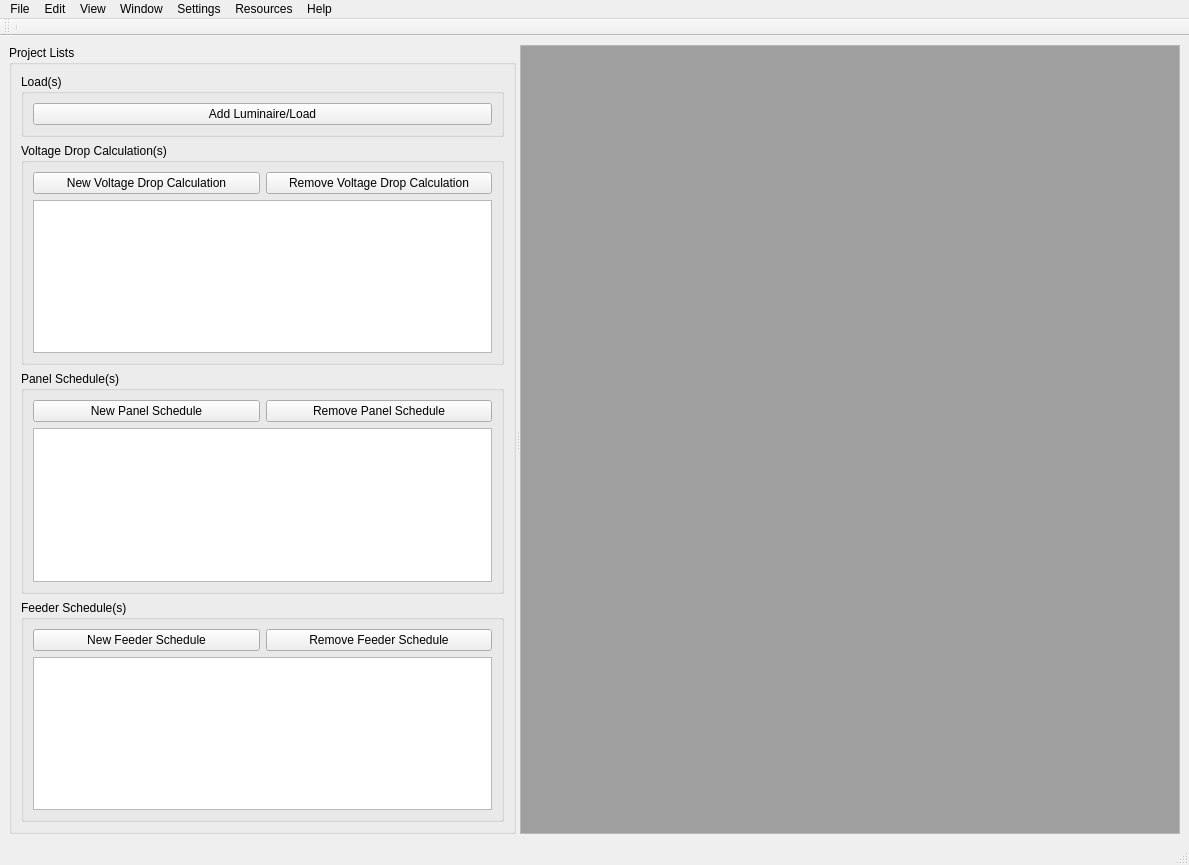
First picture: the form in Main_GUI.ui, repository simplesports/WorkHelper, before the edit.
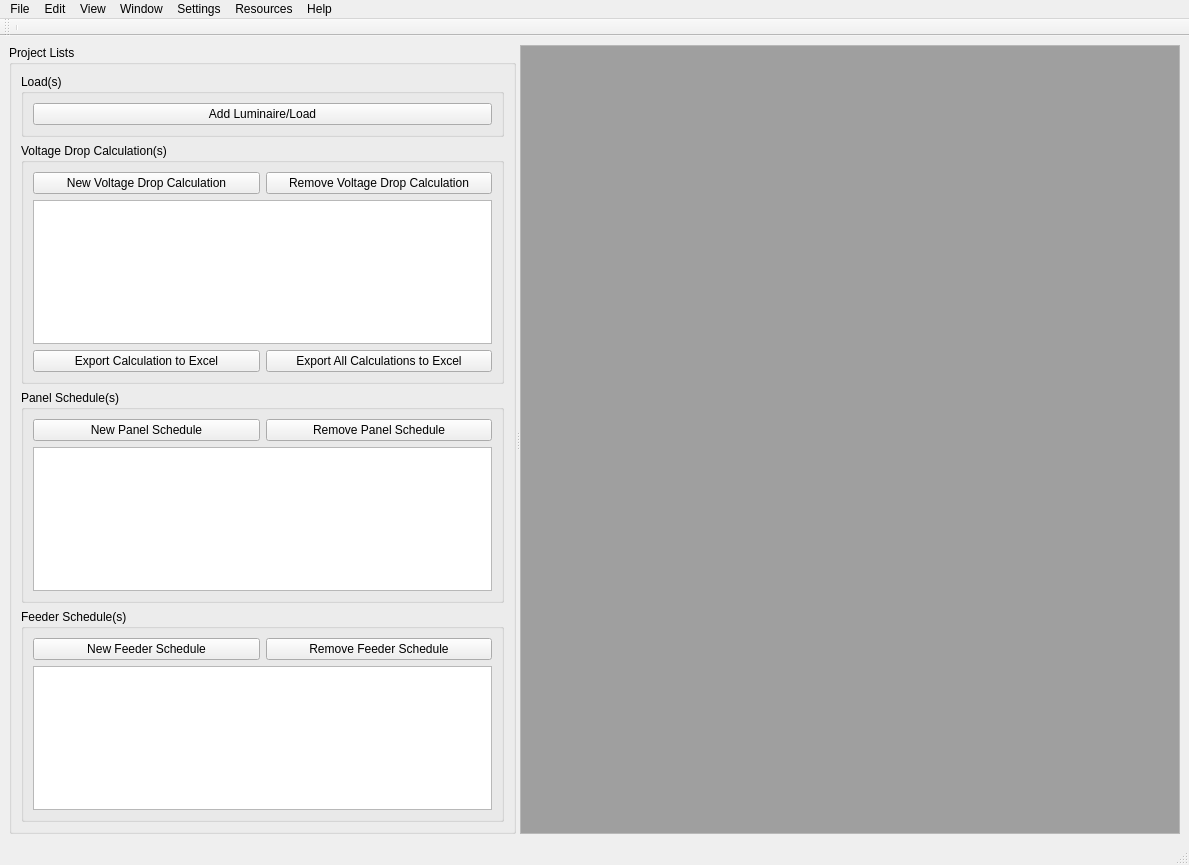
Second picture: the form after the edit.

The edit to the form file:
```diff
--- a/Main_GUI.ui
+++ b/Main_GUI.ui
@@ -81,6 +81,24 @@
            <item>
             <widget class="QListWidget" name="listBox_Voltage_Drop"/>
            </item>
+           <item>
+            <layout class="QHBoxLayout" name="horizontalLayout_2">
+             <item>
+              <widget class="QPushButton" name="Button_Export_Voltage_Calc">
+               <property name="text">
+                <string>Export Calculation to Excel</string>
+               </property>
+              </widget>
+             </item>
+             <item>
+              <widget class="QPushButton" name="Button_Export_All_Voltage_Calc">
+               <property name="text">
+                <string>Export All Calculations to Excel</string>
+               </property>
+              </widget>
+             </item>
+            </layout>
+           </item>
           </layout>
          </widget>
         </item>
```
